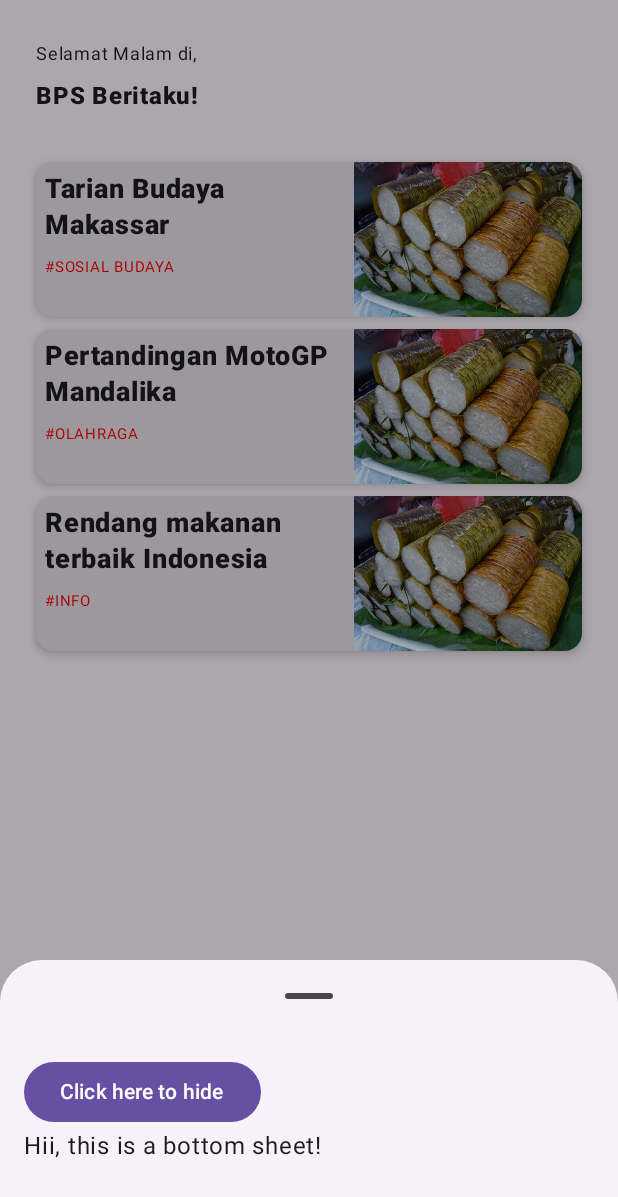
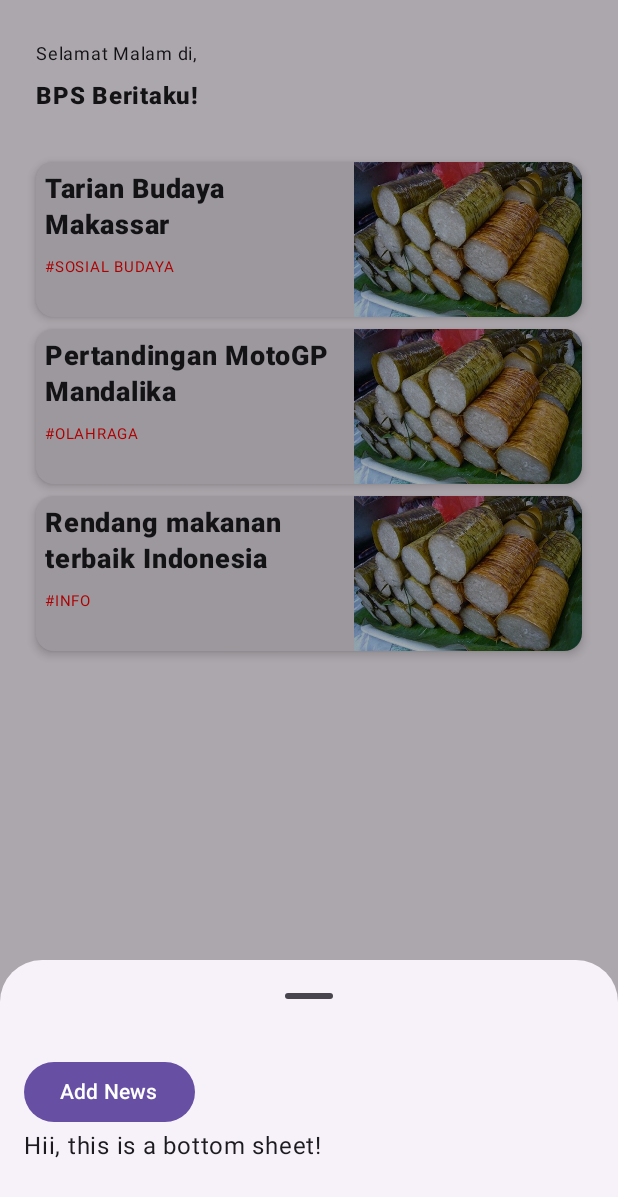
Before and after one commit to sanggar-id/bps, an Android app built with Jetpack Compose: the screen it shows after launch (HomeActivity), after a tap on "add", on a phone screen of 412 x 824 dp. Shown: the top 1197 px of the screen. Run offline under Robolectric (Android 15) with nearby library versions, the phone set to English and light mode, and no system bars; our stand-ins replace Dagger/Hilt's generated code.

Commit message:
feat: enable the addNews method in NewsBottomSheet

```diff
--- a/features/home/src/main/java/com/isfa/home/ui/HomeActivity.kt
+++ b/features/home/src/main/java/com/isfa/home/ui/HomeActivity.kt
@@ -48,6 +48,9 @@ class HomeActivity : AppCompatActivity() {
 
                     if (hasBottomSheetShown) {
                         NewsBottomSheet(
+                            onAddNewsClick = { title, category ->
+                                viewModel.addNews(title, category)
+                            },
                             onSheetDismiss = {
                                 hasBottomSheetShown = false
                             }
--- a/features/home/src/main/java/com/isfa/home/ui/NewsBottomSheet.kt
+++ b/features/home/src/main/java/com/isfa/home/ui/NewsBottomSheet.kt
@@ -15,7 +15,10 @@ import androidx.compose.ui.unit.dp
 
 @OptIn(ExperimentalMaterial3Api::class)
 @Composable
-fun NewsBottomSheet(onSheetDismiss: () -> Unit) {
+fun NewsBottomSheet(
+    onAddNewsClick: (String, String) -> Unit,
+    onSheetDismiss: () -> Unit
+) {
     val sheetState = rememberModalBottomSheetState()
 
     ModalBottomSheet(
@@ -28,10 +31,10 @@ fun NewsBottomSheet(onSheetDismiss: () -> Unit) {
             item {
                 Button(
                     onClick = {
-
+                        onAddNewsClick("Ini contoh news title", "ini category nya")
                     }
                 ) {
-                    Text(text = "Click here to hide")
+                    Text(text = "Add News")
                 }
             }
 
```
